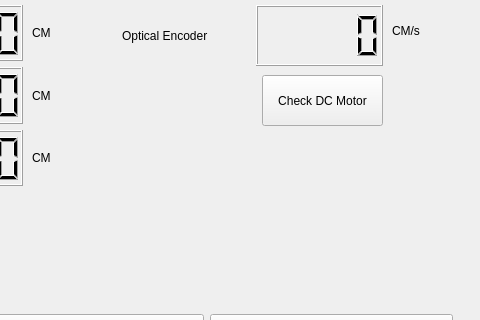
Before: the Qt Designer form Monster_Truck_UI/src/mainwindow.ui in alexspirou/ROS_Ackerman_Monster_Truck_, drawn with Qt 5; both pictures show x 308 to 788 and y 155 to 475 of the 788 by 594 pixel window.
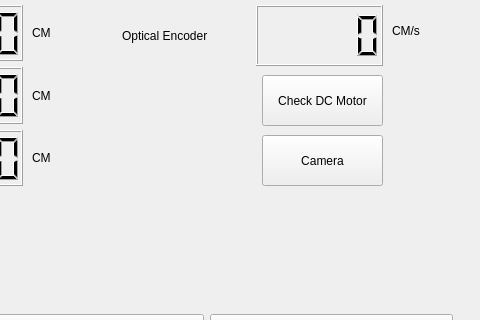
After: the same form once the commit is applied.

Patch:
```diff
--- a/Monster_Truck_UI/src/mainwindow.ui
+++ b/Monster_Truck_UI/src/mainwindow.ui
@@ -286,6 +286,19 @@
      <string>BLINKING LIGHT</string>
     </property>
    </widget>
+   <widget class="QPushButton" name="m_CameraDlgBtn">
+    <property name="geometry">
+     <rect>
+      <x>570</x>
+      <y>290</y>
+      <width>121</width>
+      <height>51</height>
+     </rect>
+    </property>
+    <property name="text">
+     <string>Camera</string>
+    </property>
+   </widget>
   </widget>
   <widget class="QMenuBar" name="menubar">
    <property name="geometry">
```
